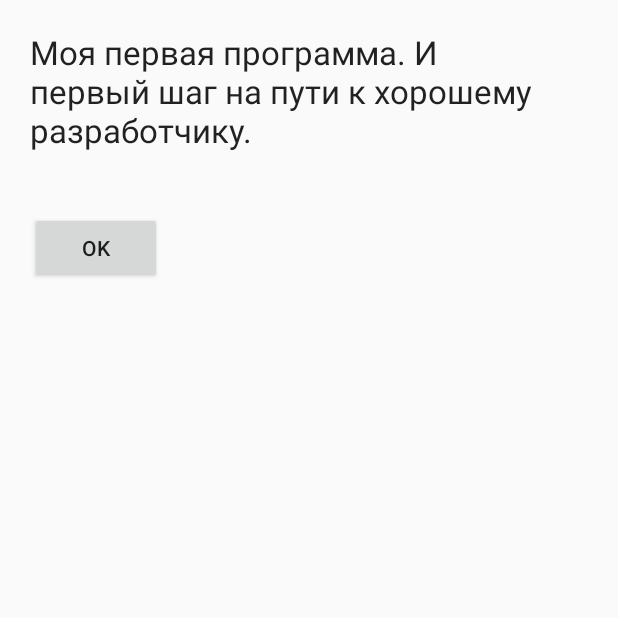
After one commit to Qelit/Calculator, an Android app: the fragment Dialog shown on its own in the app's theme, on a phone screen of 412 x 824 dp, the top half of it. The commit adds this screen. Run offline under Robolectric (Android 15) with nearby library versions, the phone set to English and light mode, and no system bars; 1 statement that could not run was skipped.

Commit message:
Fix bags and add menu

```diff
--- /dev/null
+++ b/app/src/main/java/qelit/calculator/Dialog.java
@@ -0,0 +1,34 @@
+package qelit.calculator;
+
+import android.app.DialogFragment;
+import android.content.DialogInterface;
+import android.os.Bundle;
+import android.support.annotation.Nullable;
+import android.view.LayoutInflater;
+import android.view.View;
+import android.view.ViewGroup;
+
+/**
+ * Created by Qelit on 29.03.2017.
+ */
+
+public class Dialog extends DialogFragment implements View.OnClickListener{
+
+    @Nullable
+    @Override
+    public View onCreateView(LayoutInflater inflater, ViewGroup container, Bundle savedInstanceState) {
+        getDialog().setTitle("О программе");
+        View v = inflater.inflate(R.layout.dialog, null);
+        v.findViewById(R.id.btnOk).setOnClickListener(this);
+        return v;
+    }
+
+    public void onClick(View v){
+        dismiss();
+    }
+
+    @Override
+    public void onDismiss(DialogInterface dialog) {
+        super.onDismiss(dialog);
+    }
+}
--- a/app/src/main/res/drawable/equality.xml
+++ b/app/src/main/res/drawable/equality.xml
@@ -7,7 +7,7 @@
     </item>
     <item android:top="1dp" android:bottom="1dp" android:left="1dp">
         <shape android:shape="rectangle">
-            <solid android:color="#f76300" />
+            <solid android:color="#f46b03" />
         </shape>
     </item>
 </layer-list>
--- /dev/null
+++ b/app/src/main/res/layout/dialog.xml
@@ -0,0 +1,21 @@
+<?xml version="1.0" encoding="utf-8"?>
+<LinearLayout xmlns:android="http://schemas.android.com/apk/res/android"
+    android:orientation="vertical" android:layout_width="wrap_content"
+    android:layout_height="match_parent">
+
+    <TextView
+        android:id="@+id/textView1"
+        android:layout_width="wrap_content"
+        android:layout_height="wrap_content"
+        android:layout_gravity="center"
+        android:layout_margin="20dp"
+        android:text="@string/message_text"
+        android:textAppearance="?android:attr/textAppearanceLarge" />
+
+    <Button
+        android:text="@string/ok"
+        android:layout_width="wrap_content"
+        android:layout_height="wrap_content"
+        android:id="@+id/btnOk"
+        android:layout_margin="20dp"/>
+</LinearLayout>
--- a/app/src/main/res/menu/menu.xml
+++ b/app/src/main/res/menu/menu.xml
@@ -7,5 +7,10 @@
         android:title="@string/action_settings"
         android:orderInCategory="100"
         app:showAsAction="never" />
+    <item android:title="@string/about"
+        android:id="@+id/about"
+        android:orderInCategory="100"
+        app:showAsAction="never"/>
+
 
 </menu>
--- a/app/src/main/res/values/strings.xml
+++ b/app/src/main/res/values/strings.xml
@@ -1,6 +1,9 @@
 <resources>
     <string name="app_name">Calculator</string>
     <string name="action_settings">Settings</string>
+    <string name="message_text">Моя первая программа. И первый шаг на пути к хорошему разработчику.</string>
+    <string name="ok">OK</string>
+    <string name="about">About</string>
     <string name="c">C</string>
     <string name="min">+/-</string>
     <string name="percent">%</string>
```
Also changed, not shown: app/src/main/java/qelit/calculator/MainActivity.java (+90 -18 lines).
